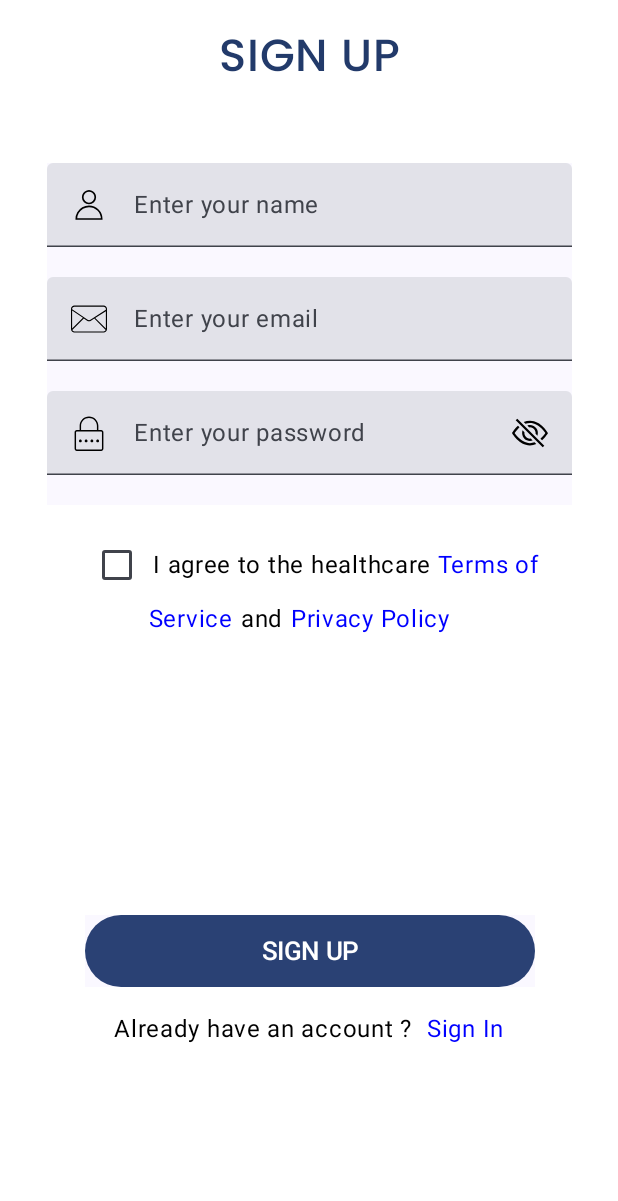
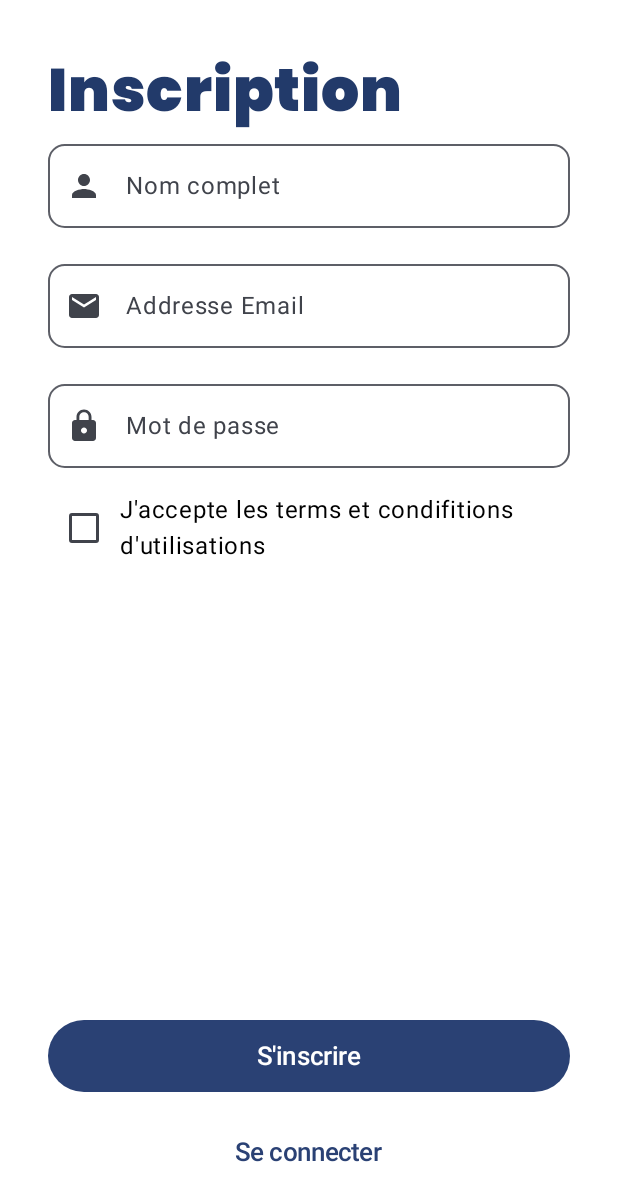
Before and after one commit to bernard-ng/unh-medifax-android, an Android app built with Jetpack Compose: the @Preview function PreviewSignUp, on a phone screen of 412 x 824 dp. Shown: the top 1201 px of the screen. Run offline under Robolectric (Android 15) with nearby library versions, the phone set to English and light mode, and no system bars.

Commit message:
update SignUpScreen add material icons extended

```diff
--- a/app/build.gradle.kts
+++ b/app/build.gradle.kts
@@ -70,5 +70,6 @@ dependencies {
     debugImplementation(libs.androidx.ui.tooling)
     debugImplementation(libs.androidx.ui.test.manifest)
 
-    implementation("io.coil-kt:coil-compose:1.3.2")
+    implementation(libs.coil.compose)
+    implementation(libs.androidx.material.icons.extended)
 }
--- a/app/src/main/java/tech/devscast/medifax/ui/screens/OnboardingScreen.kt
+++ b/app/src/main/java/tech/devscast/medifax/ui/screens/OnboardingScreen.kt
@@ -1,22 +1,23 @@
 package tech.devscast.medifax.ui.screens
 
-import androidx.compose.foundation.Image
-import androidx.compose.foundation.layout.*
+import androidx.compose.foundation.layout.Arrangement
+import androidx.compose.foundation.layout.Column
+import androidx.compose.foundation.layout.Spacer
+import androidx.compose.foundation.layout.fillMaxSize
+import androidx.compose.foundation.layout.fillMaxWidth
+import androidx.compose.foundation.layout.height
+import androidx.compose.foundation.layout.padding
 import androidx.compose.material3.Button
-import androidx.compose.material3.MaterialTheme
 import androidx.compose.material3.OutlinedButton
 import androidx.compose.material3.Surface
 import androidx.compose.material3.Text
 import androidx.compose.runtime.Composable
 import androidx.compose.ui.Alignment
 import androidx.compose.ui.Modifier
-import androidx.compose.ui.graphics.Color
-import androidx.compose.ui.res.painterResource
 import androidx.compose.ui.text.font.FontWeight
 import androidx.compose.ui.tooling.preview.Preview
 import androidx.compose.ui.unit.dp
 import androidx.compose.ui.unit.sp
-import tech.devscast.medifax.R
 import tech.devscast.medifax.ui.components.LogoText
 import tech.devscast.medifax.ui.theme.MedifaxTheme
 import tech.devscast.medifax.ui.theme.poppinsFontFamily
@@ -26,7 +27,7 @@ fun OnboardingScreen() {
     Column(
         modifier = Modifier
             .fillMaxSize()
-            .padding(16.dp),
+            .padding(32.dp),
         horizontalAlignment = Alignment.CenterHorizontally,
         verticalArrangement = Arrangement.Center
     ) {
@@ -49,7 +50,6 @@ fun OnboardingScreen() {
             }
         }
         Spacer(modifier = Modifier.height(48.dp))
-        Surface(modifier = Modifier.width(300.dp)) {
         Column(horizontalAlignment = Alignment.CenterHorizontally) {
             Button(
                 onClick = {},
@@ -75,7 +75,6 @@ fun OnboardingScreen() {
         }
     }
 }
-}
 
 @Preview(showBackground = true, device = "id:pixel_8_pro", showSystemUi = true)
 @Composable
--- a/app/src/main/java/tech/devscast/medifax/ui/screens/SignUpScreen.kt
+++ b/app/src/main/java/tech/devscast/medifax/ui/screens/SignUpScreen.kt
@@ -1,7 +1,6 @@
 package tech.devscast.medifax.ui.screens
 
 import androidx.compose.foundation.layout.Arrangement
-import androidx.compose.foundation.layout.Box
 import androidx.compose.foundation.layout.Column
 import androidx.compose.foundation.layout.Row
 import androidx.compose.foundation.layout.Spacer
@@ -9,188 +8,139 @@ import androidx.compose.foundation.layout.fillMaxSize
 import androidx.compose.foundation.layout.fillMaxWidth
 import androidx.compose.foundation.layout.height
 import androidx.compose.foundation.layout.padding
-import androidx.compose.foundation.layout.size
-import androidx.compose.foundation.layout.width
+import androidx.compose.foundation.layout.wrapContentSize
+import androidx.compose.foundation.shape.RoundedCornerShape
+import androidx.compose.foundation.text.KeyboardOptions
+import androidx.compose.material.icons.Icons
+import androidx.compose.material.icons.filled.Email
+import androidx.compose.material.icons.filled.Lock
+import androidx.compose.material.icons.filled.Person
 import androidx.compose.material3.Button
 import androidx.compose.material3.Checkbox
-import androidx.compose.material3.Surface
+import androidx.compose.material3.FilledTonalButton
+import androidx.compose.material3.Icon
+import androidx.compose.material3.OutlinedTextField
 import androidx.compose.material3.Text
-import androidx.compose.material3.TextField
+import androidx.compose.material3.TextButton
 import androidx.compose.runtime.Composable
+import androidx.compose.runtime.getValue
 import androidx.compose.runtime.mutableStateOf
 import androidx.compose.runtime.remember
+import androidx.compose.runtime.setValue
 import androidx.compose.ui.Alignment
 import androidx.compose.ui.Modifier
 import androidx.compose.ui.graphics.Color
-import androidx.compose.ui.res.painterResource
-import androidx.compose.ui.text.SpanStyle
 import androidx.compose.ui.text.buildAnnotatedString
 import androidx.compose.ui.text.font.FontWeight
-import androidx.compose.ui.text.withStyle
+import androidx.compose.ui.text.input.KeyboardType
+import androidx.compose.ui.text.input.VisualTransformation
 import androidx.compose.ui.tooling.preview.Preview
 import androidx.compose.ui.unit.dp
 import androidx.compose.ui.unit.sp
-import tech.devscast.medifax.R
 import tech.devscast.medifax.ui.theme.MedifaxTheme
 import tech.devscast.medifax.ui.theme.poppinsFontFamily
 
 @Composable
-fun SignUpScreen(){
-    val email = remember { mutableStateOf("") }
-    val name = remember { mutableStateOf("") }
-    val password = remember { mutableStateOf("") }
-    val checkedState = remember { mutableStateOf(false) }
-    Box(
+fun SignUpScreen() {
+    var email by remember { mutableStateOf("") }
+    var name by remember { mutableStateOf("") }
+    var password by remember { mutableStateOf("") }
+    var checkedState by remember { mutableStateOf(false) }
+
+    Column(
         modifier = Modifier
             .fillMaxSize()
-            .padding(16.dp),
-        contentAlignment = Alignment.TopCenter
-    ) {
-        Column(
+            .padding(32.dp),
         horizontalAlignment = Alignment.CenterHorizontally
     ) {
         Text(
-                text = "SIGN UP",
-                fontWeight = FontWeight.Medium,
+            text = "Inscription",
+            fontWeight = FontWeight.Black,
             fontFamily = poppinsFontFamily,
-                fontSize = 30.sp,
-                color = Color(0xFF223A6A)
-            )
-            Spacer(modifier = Modifier.height(50.dp))
-            Surface{
-                Column (horizontalAlignment = Alignment.CenterHorizontally){
-                    TextField(
-                        value = name.value,
-                        onValueChange = { name.value = it },
-                        label = {
-                            Row (verticalAlignment = Alignment.CenterVertically){
-                                androidx.compose.foundation.Image(
-                                    painter = painterResource(id = R.drawable.person_male_svgrepo_com),
-                                    contentDescription = "Person Icon",
-                                    modifier = Modifier.size(24.dp)
-                                )
-                                Text("    Enter your name")
-
-                            }
-                        },
-                        modifier = Modifier.width(350.dp)
-
-                    )
-                    Spacer(modifier = Modifier.height(20.dp))
-                    TextField(
-                        value = email.value,
-                        onValueChange = { email.value = it },
-                        label = {
-                            Row (verticalAlignment = Alignment.CenterVertically){
-                                androidx.compose.foundation.Image(
-                                    painter = painterResource(id = R.drawable.email),
-                                    contentDescription = "Email Icon",
-                                    modifier = Modifier.size(24.dp)
-                                )
-                                Text("    Enter your email")
-
-                            }
-                        },
-                        modifier = Modifier.width(350.dp)
-
-                    )
-                    Spacer(modifier = Modifier.height(20.dp))
-                    TextField(
-                        value = password.value,
-                        onValueChange = { password.value = it },
-                        label = {
-                            Row (verticalAlignment = Alignment.CenterVertically){
-                                androidx.compose.foundation.Image(
-                                    painter = painterResource(id = R.drawable.icons8_password),
-                                    contentDescription = "Password Icon"
-                                )
-                                Text("    Enter your password")
-                                Spacer(modifier = Modifier.weight(1f))
-                                androidx.compose.foundation.Image(
-                                    painter = painterResource(id = R.drawable.eye_slash__1_),
-                                    contentDescription = "Eye slash Icon"
-
+            fontSize = 40.sp,
+            color = Color(0xFF223A6A),
+            modifier = Modifier
+                .align(Alignment.Start)
         )
 
-                            }
-                             },
-                        modifier = Modifier.width(350.dp),
-
+        OutlinedTextField(
+            value = name,
+            onValueChange = { name = it },
+            label = { Text(text = "Nom complet") },
+            leadingIcon = { Icon(Icons.Default.Person, contentDescription = null) },
+            singleLine = true,
+            modifier = Modifier.fillMaxWidth(),
+            shape = RoundedCornerShape(20),
+            visualTransformation = VisualTransformation.None
         )
-
-                    Spacer(modifier = Modifier.height(20.dp))
-
-
-                }
-
-            }
         Spacer(modifier = Modifier.height(16.dp))
-            Column(verticalArrangement = Arrangement.Center) {
+        OutlinedTextField(
+            value = email,
+            onValueChange = { email = it },
+            label = { Text(text = "Addresse Email") },
+            leadingIcon = { Icon(Icons.Default.Email, contentDescription = null) },
+            singleLine = true,
+            modifier = Modifier.fillMaxWidth(),
+            keyboardOptions = KeyboardOptions(keyboardType = KeyboardType.Email),
+            shape = RoundedCornerShape(20),
+            visualTransformation = VisualTransformation.None
+        )
+        Spacer(modifier = Modifier.height(16.dp))
+        OutlinedTextField(
+            value = password,
+            onValueChange = { password = it },
+            label = { Text(text = "Mot de passe") },
+            leadingIcon = { Icon(Icons.Default.Lock, contentDescription = null) },
+            singleLine = true,
+            modifier = Modifier.fillMaxWidth(),
+            keyboardOptions = KeyboardOptions(keyboardType = KeyboardType.Password),
+            shape = RoundedCornerShape(20),
+            visualTransformation = VisualTransformation.None
+        )
+        Spacer(modifier = Modifier.height(16.dp))
         Row(verticalAlignment = Alignment.CenterVertically) {
             Checkbox(
-                        checked = checkedState.value,
-                        onCheckedChange = { checkedState.value = it }
+                checked = checkedState,
+                onCheckedChange = { checkedState = it }
             )
             Text(
                 text = buildAnnotatedString {
-                            append("I agree to the healthcare ")
-                            withStyle(style = SpanStyle(color = Color.Blue)) {
-                                append("Terms of")
-                            }
+                    append("J'accepte les terms et condifitions d'utilisations")
                 },
                 modifier = Modifier.align(Alignment.CenterVertically)
             )
-
         }
-                Row(verticalAlignment = Alignment.CenterVertically) {
-                    Text(
-                        text = "          Service",
-                        color = Color.Blue
-                    )
-                    Text(
-                        text = " and"
-                    )
-                    Text(
-                        text = " Privacy Policy",
-                        color = Color.Blue
-                    )
-                }
-            }
-
-            Spacer(modifier = Modifier.height(185.dp))
-
-            Surface (modifier = Modifier.width(300.dp)) {
-                Column(horizontalAlignment = Alignment.CenterHorizontally) {
+        Spacer(modifier = Modifier.weight(1f))
+        Column(
+            horizontalAlignment = Alignment.CenterHorizontally,
+            verticalArrangement = Arrangement.Bottom,
+            modifier = Modifier
+                .fillMaxWidth()
+                .wrapContentSize(align = Alignment.BottomCenter)
+        ) {
             Button(
                 onClick = {},
                 modifier = Modifier.fillMaxWidth()
-                    ){
+            ) {
                 Text(
-                            text = "SIGN UP",
+                    text = "S'inscrire",
                     fontSize = 17.sp,
                     modifier = Modifier.padding(6.dp)
                 )
             }
-
+            Spacer(modifier = Modifier.height(16.dp))
+            TextButton(
+                onClick = {},
+                modifier = Modifier.fillMaxWidth()
+            ) {
+                Text(
+                    text = "Se connecter",
+                    fontSize = 17.sp,
+                    modifier = Modifier.padding(6.dp)
+                )
             }
         }
-            Spacer(modifier = Modifier.height(16.dp))
-            Row (verticalAlignment = Alignment.CenterVertically){
-                Text(
-                    text = "Already have an account ? "
-                )
-                Text(
-                    text = " Sign In",
-                    color = Color.Blue
-                )
-
     }
-
-
-
-        }
-    }
-
 }
 
 @Preview(showBackground = true, device = "id:pixel_8_pro", showSystemUi = true)
--- a/gradle/libs.versions.toml
+++ b/gradle/libs.versions.toml
@@ -1,5 +1,6 @@
 [versions]
 agp = "8.3.0"
+coilCompose = "1.3.2"
 kotlin = "1.9.0"
 coreKtx = "1.12.0"
 junit = "4.13.2"
@@ -11,9 +12,12 @@ composeBom = "2023.08.00"
 appcompat = "1.6.1"
 material = "1.10.0"
 activity = "1.8.0"
+materialIconsExtended = "1.6.4"
 
 [libraries]
 androidx-core-ktx = { group = "androidx.core", name = "core-ktx", version.ref = "coreKtx" }
+androidx-material-icons-extended = { module = "androidx.compose.material:material-icons-extended", version.ref = "materialIconsExtended" }
+coil-compose = { module = "io.coil-kt:coil-compose", version.ref = "coilCompose" }
 junit = { group = "junit", name = "junit", version.ref = "junit" }
 androidx-junit = { group = "androidx.test.ext", name = "junit", version.ref = "junitVersion" }
 androidx-espresso-core = { group = "androidx.test.espresso", name = "espresso-core", version.ref = "espressoCore" }
```
Lines whose indentation alone changed are shown as unchanged.
